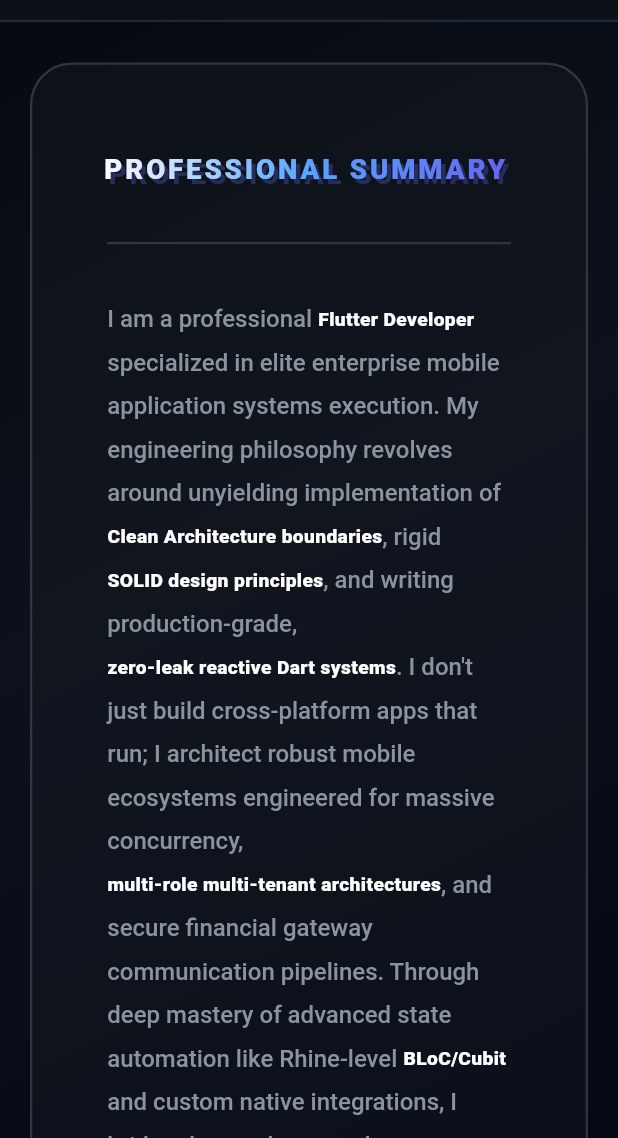
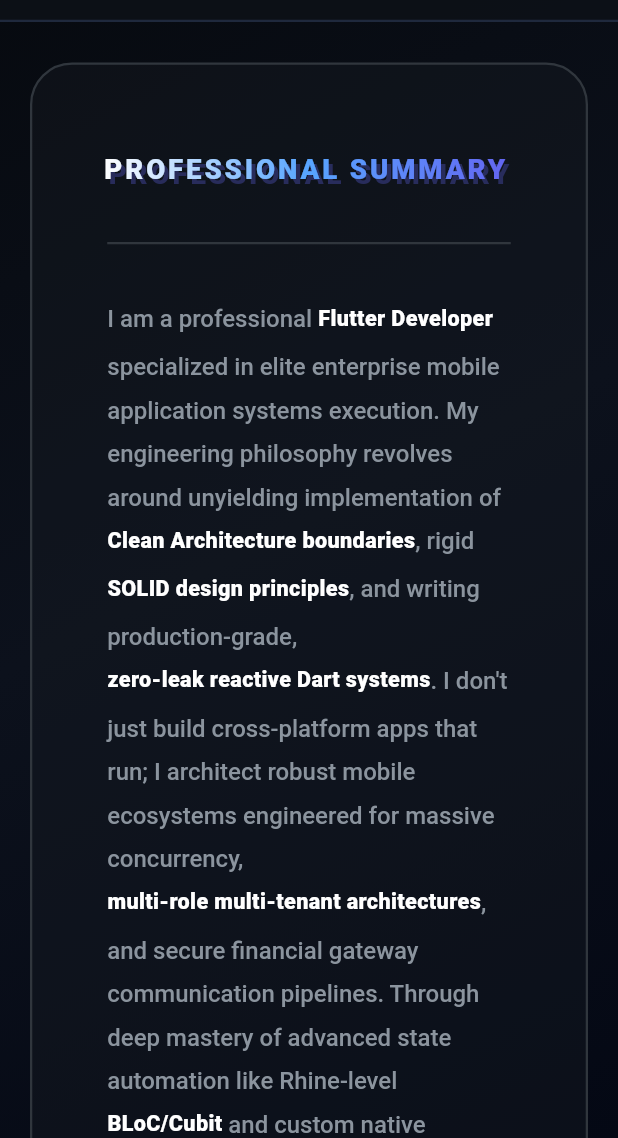
Before and after one commit to seiftarek10/my_portofilo, a Flutter app: the screen it shows after launch, scrolled down 576 dp, on a phone screen of 412 x 824 dp, the part 98-1236 px from its top. Run offline on Flutter 3.47's test engine with Material 3 defaults, Android fonts, the phone set to English and light mode, and no system bars; Roboto replaces fonts that are missing (Fira Code).

Commit message:
fix font height

```diff
--- a/lib/presentation/sections/summery_section.dart
+++ b/lib/presentation/sections/summery_section.dart
@@ -77,10 +77,10 @@ WidgetSpan _buildBoldWhiteWord(String word) {
     child: Text(
       word,
       style: const TextStyle(
-        fontSize: 16,
+        fontSize: 18,
         fontFamily: 'Fira Code',
         fontWeight: FontWeight.w900,
-        height: 1.8,
+        height: 2,
         color: Colors.white,
       ),
     ),
```
Also changed, not shown: lib/presentation/widgets/premium_project_card.dart (+3 -7 lines).
